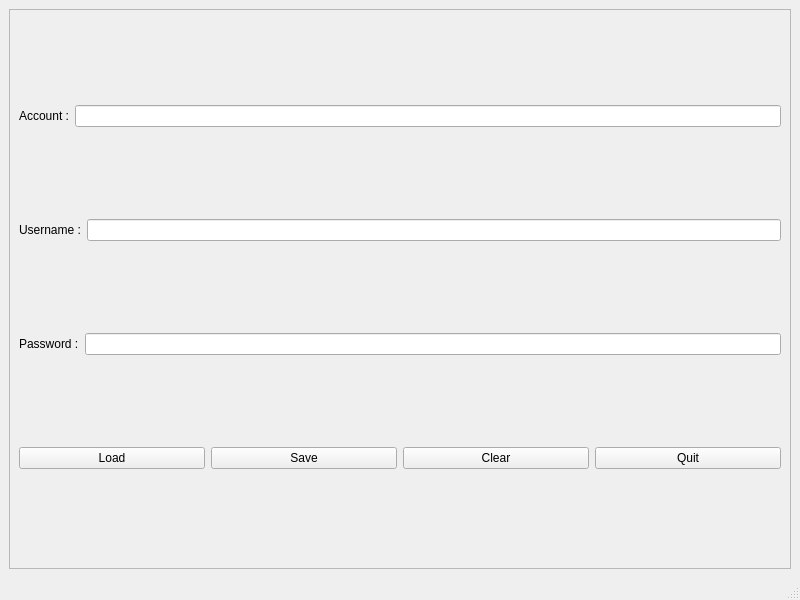
Old version of the form backwindow.ui in the repository anayetullah/Qt_Credential_Manager.
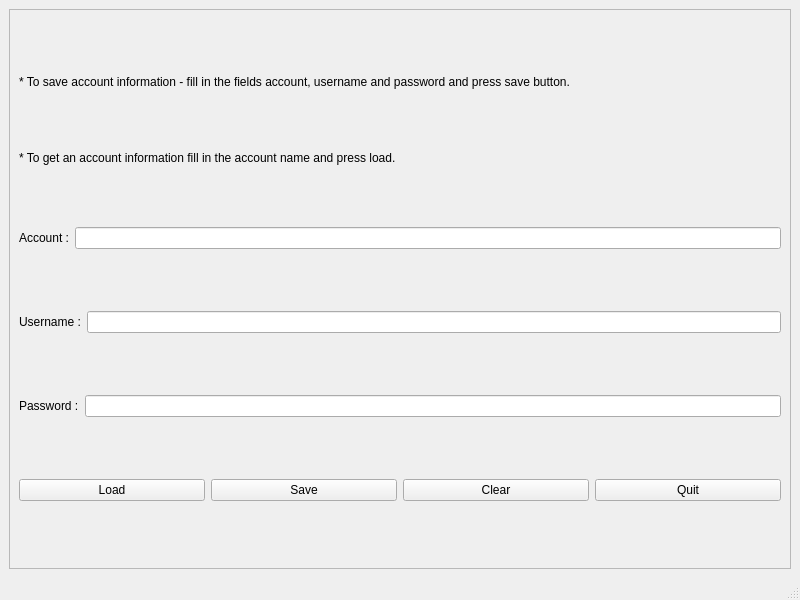
New version of the form.

Commit message: backwindow implementation- runtime save and load information.

What changed in the file:
```diff
--- a/backwindow.ui
+++ b/backwindow.ui
@@ -14,7 +14,7 @@
    <string>MainWindow</string>
   </property>
   <widget class="QWidget" name="centralwidget">
-   <layout class="QHBoxLayout" name="horizontalLayout_5">
+   <layout class="QVBoxLayout" name="verticalLayout">
     <item>
      <widget class="QScrollArea" name="scrollArea">
       <property name="widgetResizable">
@@ -29,7 +29,33 @@
          <height>539</height>
         </rect>
        </property>
-       <layout class="QVBoxLayout" name="verticalLayout">
+       <layout class="QVBoxLayout" name="verticalLayout_2">
+        <item>
+         <widget class="QLabel" name="saveLabel">
+          <property name="sizePolicy">
+           <sizepolicy hsizetype="Preferred" vsizetype="Fixed">
+            <horstretch>0</horstretch>
+            <verstretch>0</verstretch>
+           </sizepolicy>
+          </property>
+          <property name="text">
+           <string>* To save account information - fill in the fields account, username and password and press save button.</string>
+          </property>
+         </widget>
+        </item>
+        <item>
+         <widget class="QLabel" name="loadLabel">
+          <property name="sizePolicy">
+           <sizepolicy hsizetype="Preferred" vsizetype="Fixed">
+            <horstretch>0</horstretch>
+            <verstretch>0</verstretch>
+           </sizepolicy>
+          </property>
+          <property name="text">
+           <string>* To get an account information fill in the account name and press load.  </string>
+          </property>
+         </widget>
+        </item>
         <item>
          <layout class="QHBoxLayout" name="horizontalLayout">
           <item>
```
Left out of the diff: 14 changed lines with no effect on the pictures. The commit also changes 4 other files.
